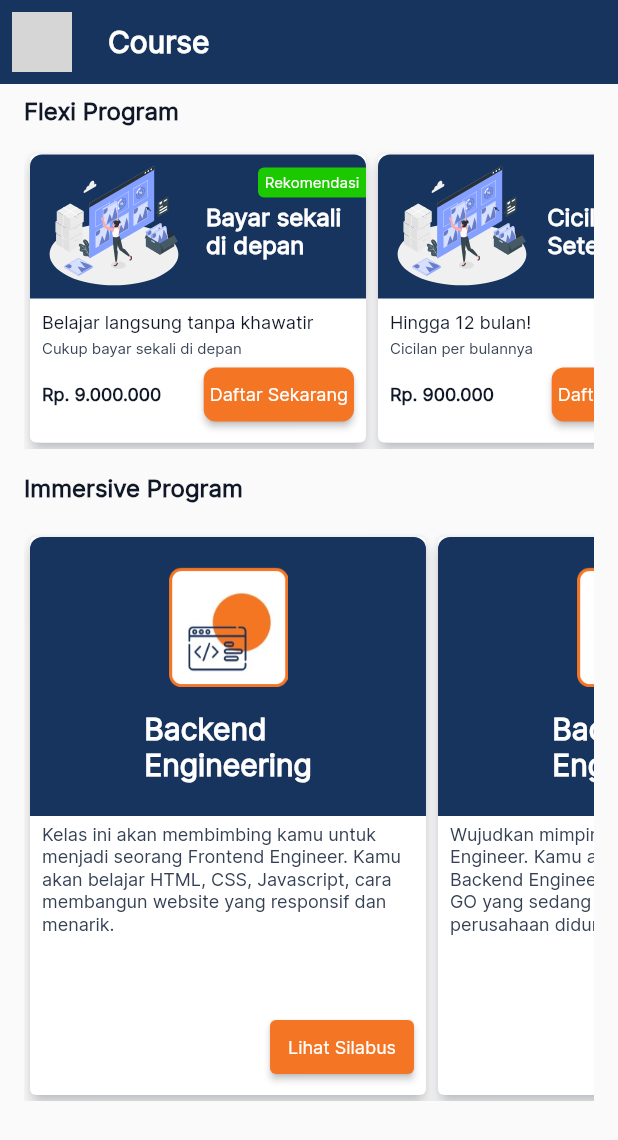
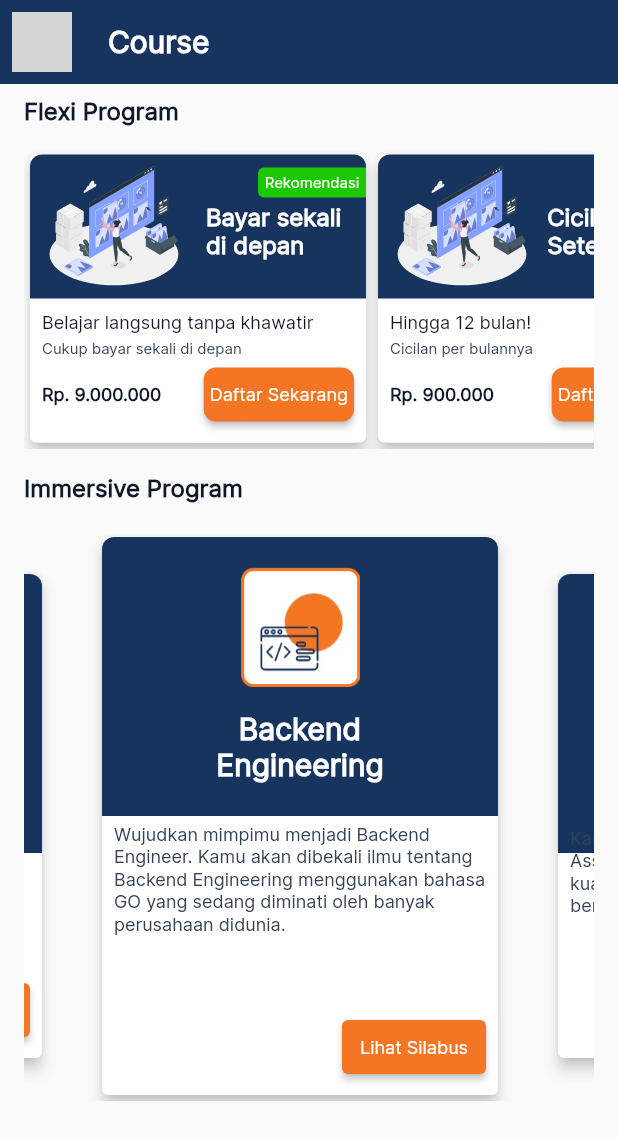
Before and after one commit to dhikaz007/flutter_alterra_app, a Flutter app: the CoursePage screen opened directly, on a phone screen of 412 x 824 dp. Shown: the top 1140 px of the screen. Run offline on Flutter 3.47's test engine with Material 2 defaults, Android fonts, the phone set to English and light mode, and no system bars; drawn by our look-alikes of carousel_slider; our stand-ins replace flutter_svg; grey boxes are pictures that could not be loaded.

```diff
--- a/lib/feature/home/course_page/view/ui/course_page.dart
+++ b/lib/feature/home/course_page/view/ui/course_page.dart
@@ -1,3 +1,4 @@
+import 'package:carousel_slider/carousel_slider.dart';
 import 'package:flutter/material.dart';
 
 import '../../../../../utils/constant/alta_color.dart';
@@ -71,29 +72,45 @@ class CoursePage extends StatelessWidget {
             SizedBox(
               width: MediaQuery.of(context).size.width,
               height: 380,
-              child: ListView(
-                physics: const BouncingScrollPhysics(),
-                scrollDirection: Axis.horizontal,
-                children: const [
-                  CourseCardLargeWidget(
-                    imgAsset: 'assets/icon/homepage_section/png/backend_icon.png',
-                    headtitle: 'Backend \nEngineering',
+              child: CarouselSlider(
+                options: CarouselOptions(
+                  height: 380,
+                  enableInfiniteScroll: false,
+                  initialPage: 1,
+                  enlargeCenterPage: true,
+                  enlargeStrategy: CenterPageEnlargeStrategy.height,
+                ),
+                items: [
+                  const CourseCardLargeWidget(
+                    imgAsset:
+                        'assets/icon/homepage_section/png/backend_icon.png',
+                    headtitle: 'Frontend \nEngineering',
                     subtitle:
                         'Kelas ini akan membimbing kamu untuk menjadi seorang Frontend Engineer. Kamu akan belajar HTML, CSS, Javascript, cara membangun website yang responsif dan menarik.',
                   ),
-                  CourseCardLargeWidget(
-                    imgAsset: 'assets/icon/homepage_section/png/backend_icon.png',
+                  const CourseCardLargeWidget(
+                    imgAsset:
+                        'assets/icon/homepage_section/png/backend_icon.png',
                     headtitle: 'Backend \nEngineering',
                     subtitle:
                         'Wujudkan mimpimu menjadi Backend Engineer. Kamu akan dibekali ilmu tentang Backend Engineering menggunakan bahasa GO yang sedang diminati oleh banyak perusahaan didunia.',
                   ),
-                  CourseCardLargeWidget(
-                    imgAsset: 'assets/icon/homepage_section/png/backend_icon.png',
-                    headtitle: 'Backend \nEngineering',
+                  const CourseCardLargeWidget(
+                    imgAsset:
+                        'assets/icon/homepage_section/png/backend_icon.png',
+                    headtitle: 'Quality Assurance Engineering',
                     subtitle:
                         'Kamu akan dilatih menjadi Quality Assurance Engineer yang dapat menjamin kualitas sebuah perangkat lunak agar dapat berfungsi secara optimal.',
                   ),
-                ],
+                ]
+                    .map(
+                      (e) => Padding(
+                        padding:
+                            const EdgeInsets.only(right: AltaSpacing.space12),
+                        child: e,
+                      ),
+                    )
+                    .toList(),
               ),
             ),
           ],
--- a/lib/feature/home/course_page/view/ui/widget/content_card_large_widget.dart
+++ b/lib/feature/home/course_page/view/ui/widget/content_card_large_widget.dart
@@ -42,6 +42,7 @@ class ContentCardLargeWidget extends StatelessWidget {
                   text: headtitle,
                   style: AltaTextStyle.headlineH2,
                   color: AltaColor.white,
+                  textAlign: TextAlign.center,
                 ),
               ),
             ],
--- a/lib/main.dart
+++ b/lib/main.dart
@@ -1,4 +1,5 @@
 import 'package:flutter/material.dart';
+import 'package:flutter_alterra_app/feature/home/course_page/view/ui/course_page.dart';
 
 import 'feature/auth/login/view/ui/splash_page.dart';
 
@@ -16,7 +17,7 @@ class MyApp extends StatelessWidget {
       theme: ThemeData(
         fontFamily: 'Inter',
       ),
-      home: const SplashPage(),
+      home: const CoursePage(),
     );
   }
 }
```
